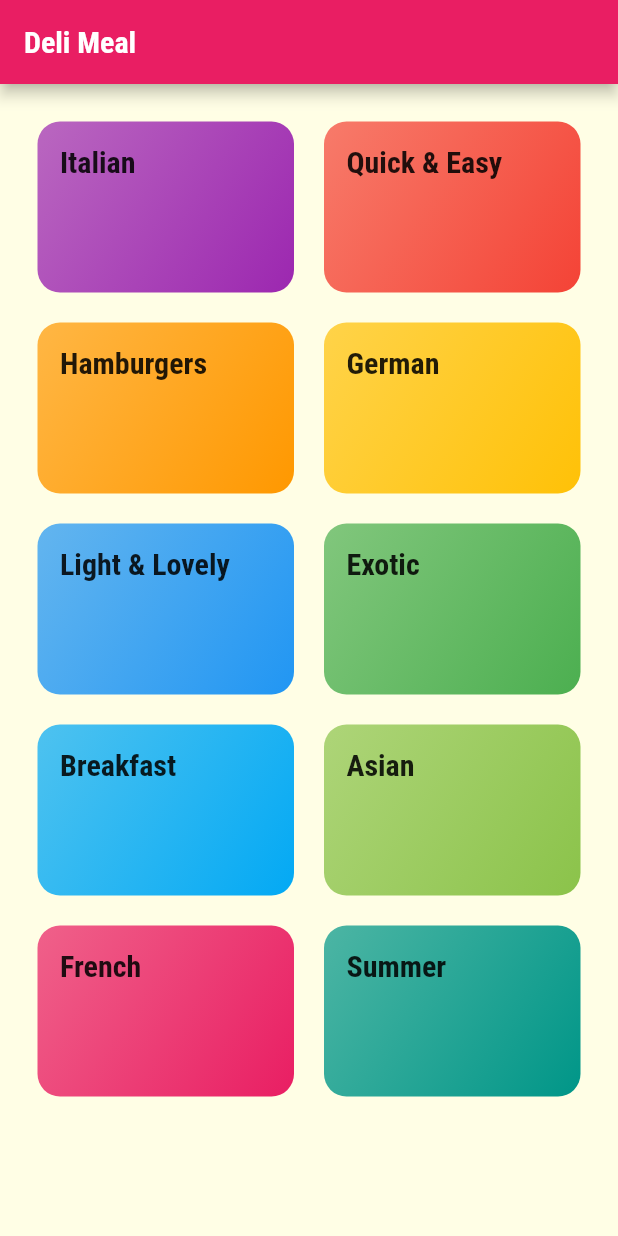
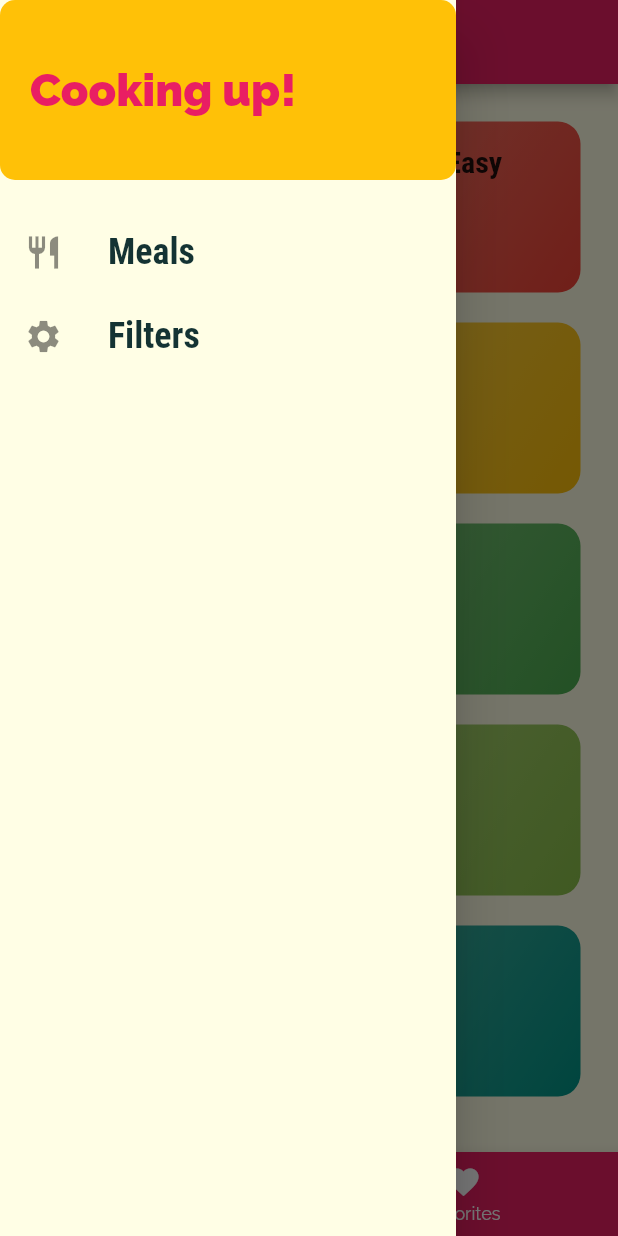
Before and after one commit to flashy86/delimeals, a Flutter app: the screen it shows after launch, with the side drawer open (before the commit the screen has no drawer), on a phone screen of 412 x 824 dp. Run offline on Flutter 3.47's test engine with Material 2 defaults, Android fonts, the phone set to English and light mode, and no system bars.

Commit message:
mise en place des filtres et de la logique derrière

```diff
--- a/lib/main.dart
+++ b/lib/main.dart
@@ -5,10 +5,48 @@
 import '../screens/categories_screen.dart';
 import '../screens/category_meals_screen.dart';
 import '../screens/meal_detail_screen.dart';
+import '../screens/tabs_screen.dart';
+import '../screens/filters_screen.dart';
+import './dummy_data.dart';
+import './models/meal.dart';
 
 void main() => runApp(MyApp());
 
-class MyApp extends StatelessWidget {
+class MyApp extends StatefulWidget {
+  @override
+  State<MyApp> createState() => _MyAppState();
+}
+
+class _MyAppState extends State<MyApp> {
+  Map<String, bool> _filters = {
+    'gluten': false,
+    'lactose': false,
+    'vegan': false,
+    'vegetarian': false,
+  };
+  List<Meal> _availableMeals = dummyMeals;
+
+  void _setFilters(Map<String, bool> filterData) {
+    setState(() {
+      _filters = filterData;
+      _availableMeals = dummyMeals.where((meal) {
+        if (_filters['gluten'] && !meal.isGlutenFree) {
+          return false;
+        }
+        if (_filters['lactose'] && !meal.isLactoseFree) {
+          return false;
+        }
+        if (_filters['vegan'] && !meal.isVegan) {
+          return false;
+        }
+        if (_filters['vegetarian'] && !meal.isVegetarian) {
+          return false;
+        }
+        return true;
+      }).toList();
+    });
+  }
+
   @override
   Widget build(BuildContext context) {
     return MaterialApp(
@@ -28,9 +66,11 @@
       //  home: CategoriesScreen(),
       initialRoute: '/', //default is '/',
       routes: {
-        '/': (ctx) => CategoriesScreen(),
-        CategoryMealsScreen.routeName: (ctx) => CategoryMealsScreen(),
+        '/': (ctx) => TabsScreen(),
+        CategoryMealsScreen.routeName: (ctx) =>
+            CategoryMealsScreen(_availableMeals),
         MealDetailScreen.routeName: (ctx) => MealDetailScreen(),
+        FiltersScreen.routeName: (ctx) => FiltersScreen(_filters, _setFilters),
       },
       /* onGenerateRoute: (settings) {
         print(settings.arguments);
--- a/lib/screens/categories_screen.dart
+++ b/lib/screens/categories_screen.dart
@@ -8,11 +8,7 @@
 class CategoriesScreen extends StatelessWidget {
   @override
   Widget build(BuildContext context) {
-    return Scaffold(
-        appBar: AppBar(
-          title: const Text('Deli Meal'),
-        ),
-        body: GridView(
+    return GridView(
       padding: const EdgeInsets.all(25),
       children: dummyCategories
           .map((catData) =>
@@ -23,6 +19,6 @@
           childAspectRatio: 3 / 2,
           crossAxisSpacing: 20,
           mainAxisSpacing: 20),
-        ));
+    );
   }
 }
--- /dev/null
+++ b/lib/screens/favorites_screen.dart
@@ -0,0 +1,8 @@
+import 'package:flutter/material.dart';
+
+class FavoritesScreen extends StatelessWidget {
+  @override
+  Widget build(BuildContext context) {
+    return const Center(child: Text('Favorites!'));
+  }
+}
--- /dev/null
+++ b/lib/screens/tabs_screen.dart
@@ -0,0 +1,81 @@
+
+import 'package:flutter/material.dart';
+
+import './categories_screen.dart';
+import './favorites_screen.dart';
+import '../widgets/main_drawer.dart';
+
+class TabsScreen extends StatefulWidget {
+  @override
+  _TabsScreenState createState() => _TabsScreenState();
+}
+
+class _TabsScreenState extends State<TabsScreen> {
+  int _selectedPageIndex = 0;
+  void _selectPage(int index) {
+    setState(() {
+      _selectedPageIndex = index;
+    });
+  }
+
+  final List<Map<String, Object>> _pages = [
+    {'page': CategoriesScreen(), 'title': 'Categories'},
+    {'page': FavoritesScreen(), 'title': 'Your Favorite'}
+  ];
+
+  @override
+  Widget build(BuildContext context) {
+    return /* PREMIERE APPROCHE POUR AVOIR DES ONGLETS EN HAUT DE L'ECRAN
+    DefaultTabController(
+      length: 2,
+      initialIndex: 0,
+      child: Scaffold(
+        appBar: AppBar(
+          title: const Text('Meals'),
+          bottom: const TabBar(
+            tabs: <Widget>[
+              Tab(
+                icon: Icon(Icons.category),
+                text: 'Categories',
+              ),
+              Tab(
+                icon: Icon(Icons.star),
+                text: 'Favorites',
+              ),
+            ],
+          ),
+        ),
+        body: TabBarView(
+          children: <Widget>[CategoriesScreen(), FavoritesScreen()],
+        ),
+      ),
+    ); */
+        Scaffold(
+      appBar: AppBar(
+        title: Text(_pages[_selectedPageIndex]['title']),
+      ),
+      drawer: MainDrawer(),
+      body: _pages[_selectedPageIndex]['page'],
+      bottomNavigationBar: BottomNavigationBar(
+        onTap: _selectPage,
+        backgroundColor: Theme.of(context).primaryColor,
+        unselectedItemColor: Colors.white,
+        selectedItemColor: Theme.of(context).accentColor,
+        currentIndex: _selectedPageIndex,
+        type: BottomNavigationBarType.fixed,
+        items: [
+          BottomNavigationBarItem(
+            backgroundColor: Theme.of(context).primaryColor,
+            icon: const Icon(Icons.category),
+            label: 'Categories',
+          ),
+          BottomNavigationBarItem(
+            backgroundColor: Theme.of(context).primaryColor,
+            icon: const Icon(Icons.favorite),
+            label: 'Favorites',
+          ),
+        ],
+      ),
+    );
+  }
+}
--- /dev/null
+++ b/lib/widgets/main_drawer.dart
@@ -0,0 +1,59 @@
+
+import 'package:flutter/material.dart';
+
+import '../screens/filters_screen.dart';
+
+class MainDrawer extends StatelessWidget {
+  Widget buildListTile(String title, IconData icon, Function tapHandler) {
+    return ListTile(
+      leading: Icon(
+        icon,
+        size: 26,
+      ),
+      title: Text(
+        title,
+        style: const TextStyle(
+            fontFamily: 'RobotoCondensed',
+            fontSize: 24,
+            fontWeight: FontWeight.bold),
+      ),
+      onTap: tapHandler,
+    );
+  }
+
+  @override
+  Widget build(BuildContext context) {
+    return Drawer(
+      child: Column(
+        children: [
+          Container(
+            height: 120,
+            width: double.infinity,
+            padding: const EdgeInsets.all(20),
+            alignment: Alignment.centerLeft,
+            //color: Theme.of(context).accentColor, Normalement on le mettrai ici, mais si on veut ajouter une bordure ou un gradient, il vaut mieux le mettre dans le decoration.
+            decoration: BoxDecoration(
+                color: Theme.of(context).accentColor,
+                borderRadius: BorderRadius.circular(10)),
+            child: Text(
+              'Cooking up!',
+              style: TextStyle(
+                  fontWeight: FontWeight.w900,
+                  fontSize: 30,
+                  color: Theme.of(context).primaryColor),
+            ),
+          ),
+          const SizedBox(
+            height: 20,
+          ),
+          buildListTile('Meals', Icons.restaurant, () {
+            Navigator.of(context).pushReplacementNamed('/');
+          }),
+          buildListTile('Filters', Icons.settings, () {
+            Navigator.of(context).pushReplacementNamed(FiltersScreen.routeName); //pushReplacementNamed permet de remplacer la page au dessus de la pile par celle que l'on veut!!
+          }),
+        ],
+      ),
+    );
+  }
+}
```
Also changed, not shown: lib/screens/category_meals_screen.dart (+51 -23 lines), lib/screens/filters_screen.dart (added, +112 -0 lines), lib/screens/meal_detail_screen.dart (+12 -2 lines), lib/widgets/meal_item.dart (+10 -2 lines). Lines whose indentation alone changed are shown as unchanged.
